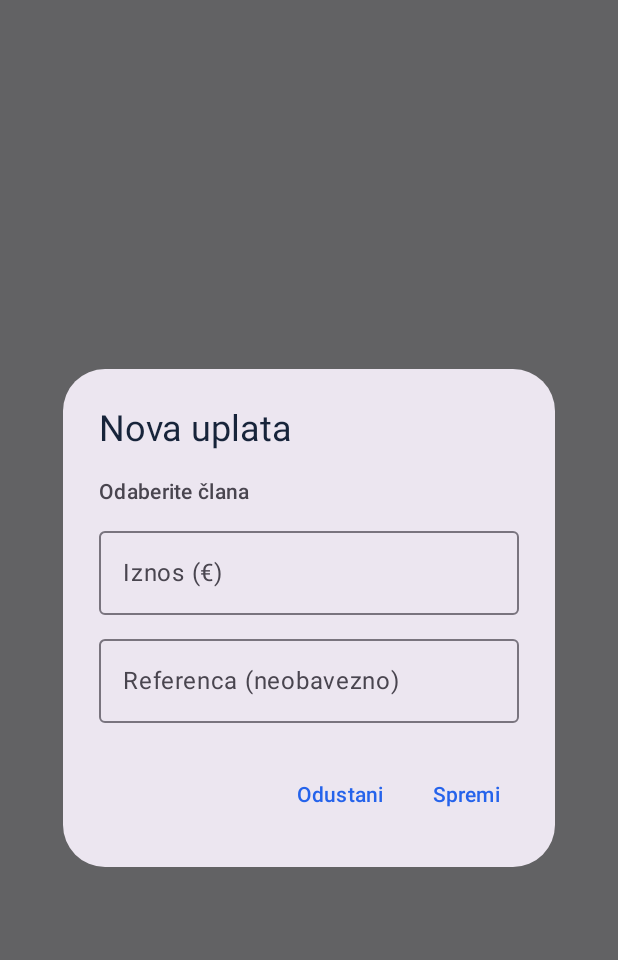
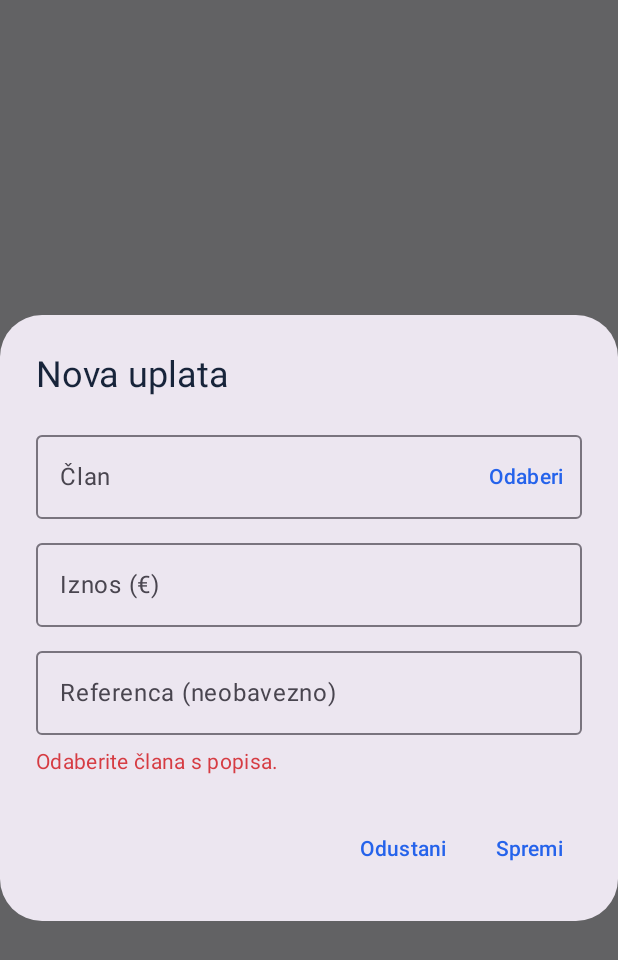
Before and after one commit to bren-wp/Claniva, an Android app built with Jetpack Compose: the composable LedgerEditor called with empty values, after a tap on "Spremi", on a phone screen of 412 x 824 dp. Shown: the top 960 px of the screen. Run offline under Robolectric (Android 15) with nearby library versions, the phone set to English and light mode, and no system bars.

Commit message:
fix(android-ui): searchable bounded member picker and keyboard-safe payment dialogs

```diff
--- a/android/app/src/main/java/hr/brendigo/clanarina/ui/LedgerScreens.kt
+++ b/android/app/src/main/java/hr/brendigo/clanarina/ui/LedgerScreens.kt
@@ -59,32 +59,97 @@ import java.util.Locale
     onSave: (String, String, String) -> Unit
 ) {
     var selectedId by remember(kind) { mutableStateOf(members.firstOrNull()?.id.orEmpty()) }
+    var memberSearch by remember(kind) { mutableStateOf(members.firstOrNull()?.name.orEmpty()) }
+    var selectorExpanded by remember(kind) { mutableStateOf(false) }
     var amount by remember(kind) { mutableStateOf("") }
     var extra by remember(kind) { mutableStateOf("") }
     var message by remember(kind) { mutableStateOf("") }
     AlertDialog(
         onDismissRequest = onClose,
+        modifier = Modifier.imePadding(),
         title = { Text(if (kind == "charge") "Novo zaduženje" else "Nova uplata") },
         text = {
-            Column(Modifier.heightIn(max = 430.dp).verticalScroll(rememberScrollState()),
-                verticalArrangement = Arrangement.spacedBy(8.dp)) {
-                Text("Odaberite člana", fontWeight = FontWeight.SemiBold)
-                members.forEach { member ->
-                    Row(verticalAlignment = Alignment.CenterVertically) {
-                        RadioButton(selected = selectedId == member.id, onClick = { selectedId = member.id })
-                        Text(member.name)
+            Column(
+                Modifier.fillMaxWidth().heightIn(max = 390.dp).verticalScroll(rememberScrollState()),
+                verticalArrangement = Arrangement.spacedBy(8.dp)
+            ) {
+                // Searchable, bounded picker instead of a potentially unbounded
+                // RadioButton list that pushed the amount field below the dialog.
+                Box(Modifier.fillMaxWidth()) {
+                    OutlinedTextField(
+                        value = memberSearch,
+                        onValueChange = {
+                            memberSearch = it
+                            selectedId = ""
+                            selectorExpanded = true
+                            message = ""
+                        },
+                        label = { Text("Član") },
+                        singleLine = true,
+                        modifier = Modifier.fillMaxWidth(),
+                        trailingIcon = {
+                            TextButton(onClick = { selectorExpanded = true }) {
+                                Text("Odaberi")
+                            }
+                        }
+                    )
+                    val matches = remember(memberSearch, members) {
+                        members.filter { it.name.contains(memberSearch, ignoreCase = true) }
+                    }
+                    DropdownMenu(
+                        expanded = selectorExpanded,
+                        onDismissRequest = { selectorExpanded = false },
+                        modifier = Modifier.heightIn(max = 260.dp)
+                    ) {
+                        if (matches.isEmpty()) {
+                            DropdownMenuItem(text = { Text("Nema odgovarajućih članova") },
+                                onClick = {}, enabled = false)
+                        } else {
+                            matches.take(50).forEach { member ->
+                                DropdownMenuItem(
+                                    text = { Text(member.name, maxLines = 1) },
+                                    onClick = {
+                                        selectedId = member.id
+                                        memberSearch = member.name
+                                        selectorExpanded = false
+                                    }
+                                )
+                            }
+                            if (matches.size > 50) {
+                                Text("Sužite pretragu za više rezultata",
+                                    modifier = Modifier.padding(12.dp),
+                                    style = MaterialTheme.typography.bodySmall)
+                            }
+                        }
                     }
                 }
-                OutlinedTextField(amount, onValueChange = { amount = it },
+                OutlinedTextField(
+                    amount,
+                    onValueChange = { amount = it },
+                    modifier = Modifier.fillMaxWidth(),
+                    singleLine = true,
                     label = { Text("Iznos (€)") },
-                    keyboardOptions = KeyboardOptions(keyboardType = KeyboardType.Decimal))
-                OutlinedTextField(extra, onValueChange = { extra = it },
-                    label = { Text(if (kind == "charge") "Razdoblje (GGGG-MM)" else "Referenca (neobavezno)") })
-                if (message.isNotEmpty()) Text(message, color = MaterialTheme.colorScheme.error)
+                    keyboardOptions = KeyboardOptions(keyboardType = KeyboardType.Decimal)
+                )
+                OutlinedTextField(
+                    extra,
+                    onValueChange = { extra = it },
+                    modifier = Modifier.fillMaxWidth(),
+                    singleLine = true,
+                    label = { Text(if (kind == "charge") "Razdoblje (GGGG-MM)" else "Referenca (neobavezno)") }
+                )
+                if (message.isNotEmpty()) {
+                    Text(message, color = MaterialTheme.colorScheme.error)
+                }
             }
         },
         confirmButton = { TextButton(onClick = {
-            try { onSave(selectedId, amount, extra) }
+            try {
+                require(selectedId.isNotBlank() && members.any { it.id == selectedId }) {
+                    "Odaberite člana s popisa."
+                }
+                onSave(selectedId, amount, extra)
+            }
             catch (e: IllegalArgumentException) { message = e.message ?: "Provjerite iznos." }
             catch (e: Exception) { message = "Spremanje nije uspjelo. Provjerite iznos ili duplikate." }
         }) { Text("Spremi") } },
```
